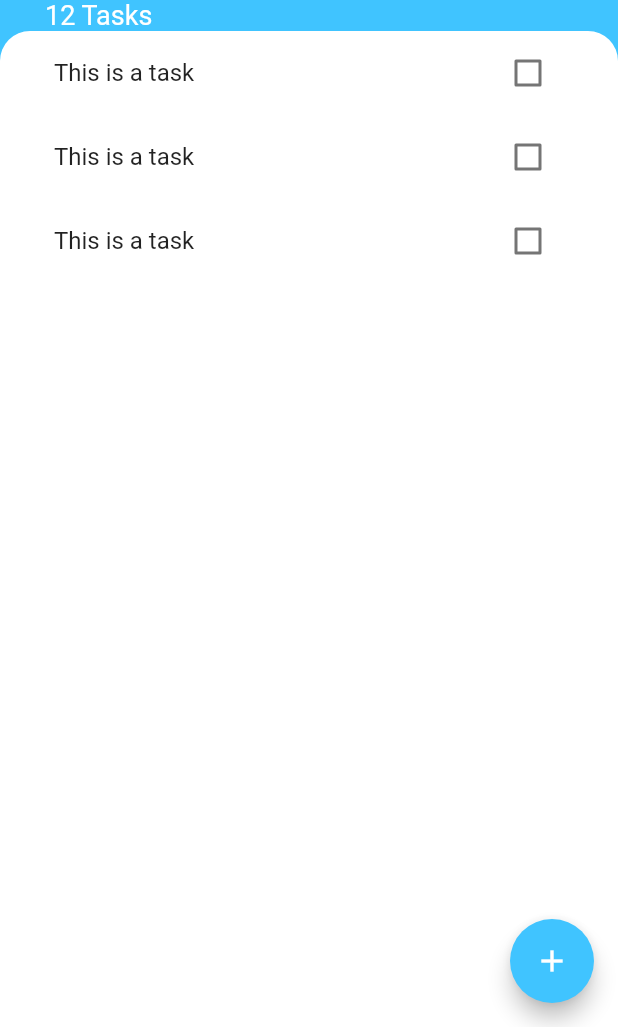
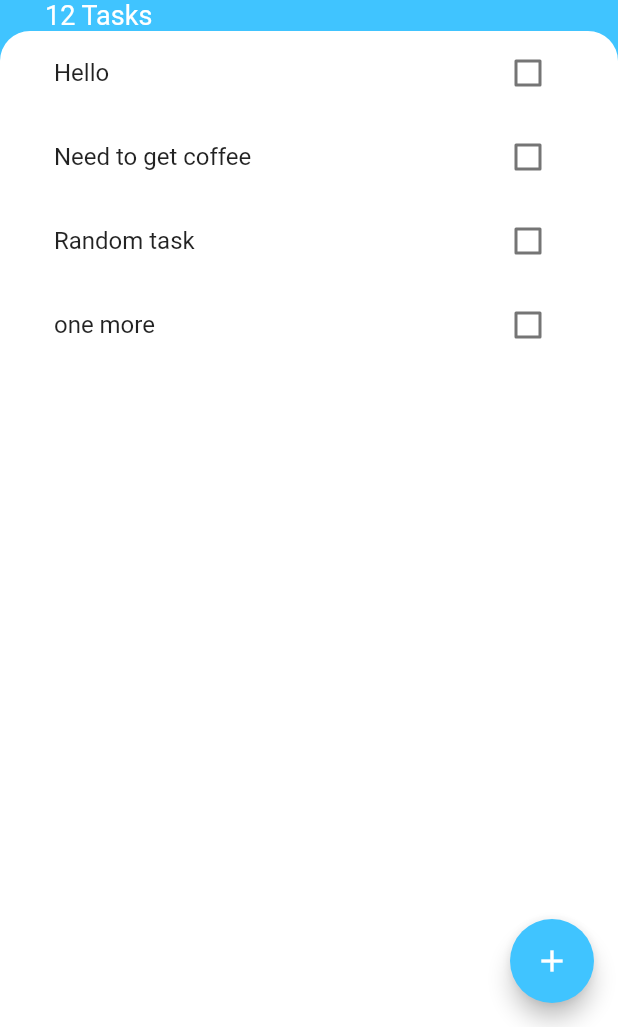
Before and after one commit to Binxth/To-Do-App, a Flutter app: the screen it shows after launch, on a phone screen of 412 x 824 dp, the part 209-1236 px from its top. Run offline on Flutter 3.47's test engine with Material 2 defaults, Android fonts, the phone set to English and light mode, and no system bars.

Commit message:
task list state management

```diff
--- /dev/null
+++ b/lib/model/task.dart
@@ -0,0 +1,10 @@
+class Task {
+  final String taskName;
+  bool taskStatus;
+
+  Task({required this.taskName, this.taskStatus = false});
+
+  void updateTaskStatus() {
+    taskStatus = !taskStatus;
+  }
+}
--- a/lib/widgets/task_tile.dart
+++ b/lib/widgets/task_tile.dart
@@ -2,45 +2,26 @@
 
 import 'package:flutter/material.dart';
 
-class TaskTile extends StatefulWidget {
-  @override
-  State<TaskTile> createState() => _TaskTileState();
-}
+class TaskTile extends StatelessWidget {
+  final String taskName;
+  final bool checkBoxState;
+  final Function(bool?) onChanged;
 
-class _TaskTileState extends State<TaskTile> {
-  bool isChecked = false;
+  TaskTile(this.taskName, this.checkBoxState, this.onChanged);
 
   @override
   Widget build(BuildContext context) {
     return ListTile(
       title: Text(
-        'This is a task',
+        taskName,
         style: TextStyle(
-            decoration: isChecked ? TextDecoration.lineThrough : null),
+            decoration: checkBoxState ? TextDecoration.lineThrough : null),
       ),
-      trailing: TaskCheckBox(
-          checkBoxState: isChecked,
-          onChanged: (bool? value) {
-            setState(() {
-              isChecked = value ?? true;
-            });
-          }),
+      trailing: Checkbox(
+        activeColor: Colors.lightBlueAccent,
+        value: checkBoxState,
+        onChanged: onChanged,
+      ),
     );
   }
 }
-
-class TaskCheckBox extends StatelessWidget {
-  final bool checkBoxState;
-  final Function(bool?) onChanged;
-
-  TaskCheckBox({required this.checkBoxState, required this.onChanged});
-
-  @override
-  Widget build(BuildContext context) {
-    return Checkbox(
-      activeColor: Colors.lightBlueAccent,
-      value: checkBoxState,
-      onChanged: onChanged,
-    );
-  }
-}
--- a/lib/widgets/tasks_list.dart
+++ b/lib/widgets/tasks_list.dart
@@ -1,21 +1,37 @@
 // ignore_for_file: prefer_const_literals_to_create_immutables, prefer_const_constructors
 
 import 'package:flutter/material.dart';
+import 'package:todoey/model/task.dart';
 import 'package:todoey/widgets/task_tile.dart';
 
-class TaskList extends StatelessWidget {
+class TaskList extends StatefulWidget {
   const TaskList({
     Key? key,
   }) : super(key: key);
 
   @override
+  State<TaskList> createState() => _TaskListState();
+}
+
+class _TaskListState extends State<TaskList> {
+  List<Task> taskList = [
+    Task(taskName: "Hello"),
+    Task(taskName: "Need to get coffee"),
+    Task(taskName: "Random task"),
+    Task(taskName: "one more")
+  ];
+
+  @override
   Widget build(BuildContext context) {
-    return ListView(
-      children: [
-        TaskTile(),
-        TaskTile(),
-        TaskTile(),
-      ],
-    );
+    return ListView.builder(
+        itemBuilder: (BuildContext context, int index) {
+          return TaskTile(taskList[index].taskName, taskList[index].taskStatus,
+              (bool? value) {
+            setState(() {
+              taskList[index].updateTaskStatus();
+            });
+          });
+        },
+        itemCount: taskList.length);
   }
 }
```
